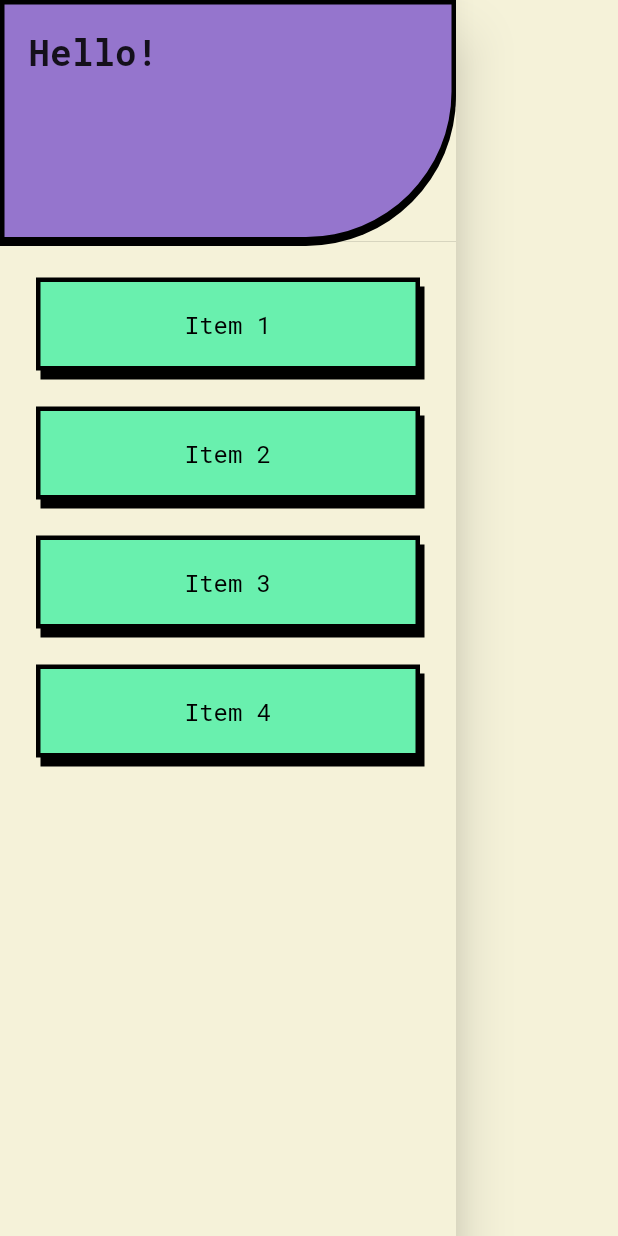
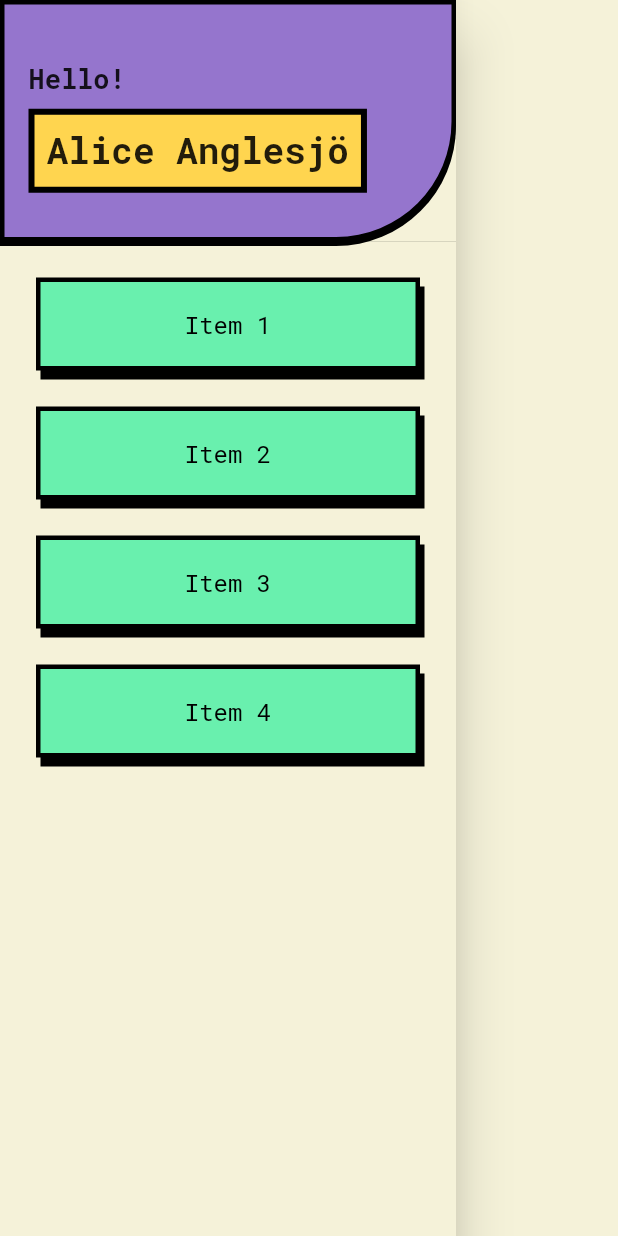
Before and after one commit to alice-ang/bingo, a Flutter app: the StyledDrawer widget shown alone on an empty page, opened directly, on a phone screen of 412 x 824 dp. Run offline on Flutter 3.47's test engine with Material 2 defaults, Android fonts, the phone set to English and light mode, and no system bars; our stand-ins replace google_fonts.

Commit message:
sanity and drawer

```diff
--- a/lib/widgets/styled_drawer.dart
+++ b/lib/widgets/styled_drawer.dart
@@ -51,7 +51,7 @@ class _DrawerState extends State<StyledDrawer> {
                 color: Colors.deepPurple.shade300,
                 borderRadius: const BorderRadius.only(
                     topRight: Radius.circular(0),
-                    bottomRight: Radius.circular(100)),
+                    bottomRight: Radius.circular(80)),
                 border: Border.all(color: Colors.black, width: 3),
                 boxShadow: const [
                   BoxShadow(
@@ -61,12 +61,35 @@ class _DrawerState extends State<StyledDrawer> {
                   )
                 ],
               ),
-              child: const Text(
-                'Hello!',
-                style: TextStyle(
-                  fontSize: 24,
-                  fontWeight: FontWeight.bold,
-                ),
+              child: Column(
+                mainAxisAlignment: MainAxisAlignment.center,
+                crossAxisAlignment: CrossAxisAlignment.start,
+                children: [
+                  const Text(
+                    'Hello!',
+                    style: TextStyle(
+                      fontSize: 18,
+                      fontWeight: FontWeight.bold,
+                    ),
+                  ),
+                  Row(children: [
+                    Container(
+                      padding: const EdgeInsets.all(8),
+                      margin: const EdgeInsets.only(top: 8),
+                      decoration: BoxDecoration(
+                        color: Colors.amber.shade300,
+                        border: Border.all(color: Colors.black, width: 4),
+                      ),
+                      child: const Text(
+                        'Alice Anglesjö',
+                        style: TextStyle(
+                          fontSize: 24,
+                          fontWeight: FontWeight.bold,
+                        ),
+                      ),
+                    ),
+                  ]),
+                ],
               )),
         ),
         ...menu,
--- a/pubspec.yaml
+++ b/pubspec.yaml
@@ -35,6 +35,7 @@ dependencies:
   # Use with the CupertinoIcons class for iOS style icons.
   cupertino_icons: ^1.0.2
   google_fonts: ^3.0.1
+  flutter_sanity: ^1.0.1
 
 dev_dependencies:
   flutter_test:
```
Also changed, not shown: lib/screens/login_screen.dart (added), pubspec.lock.
